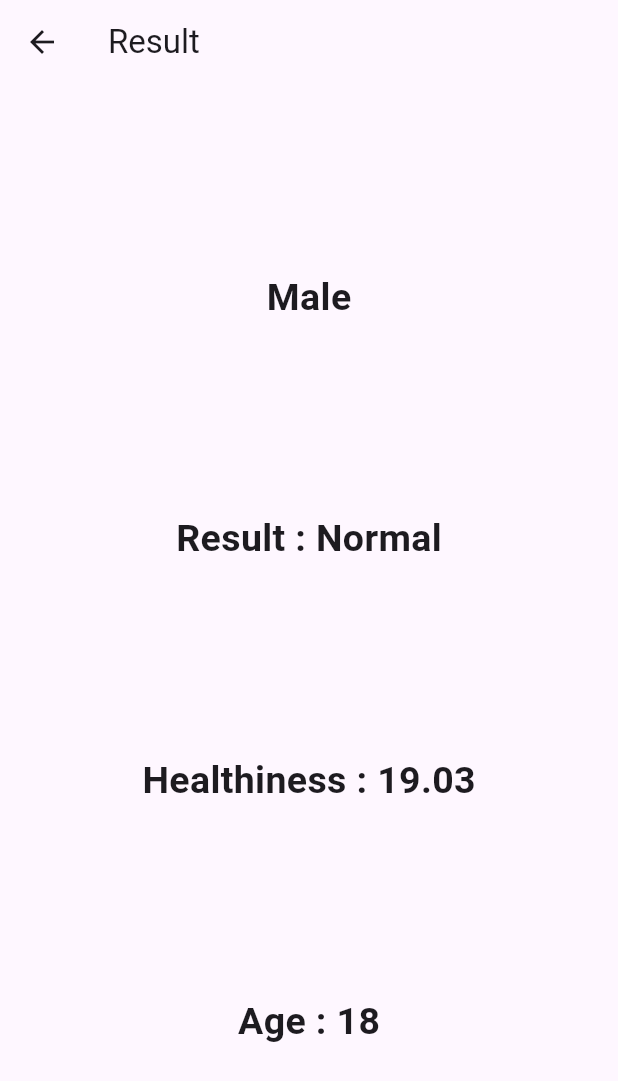
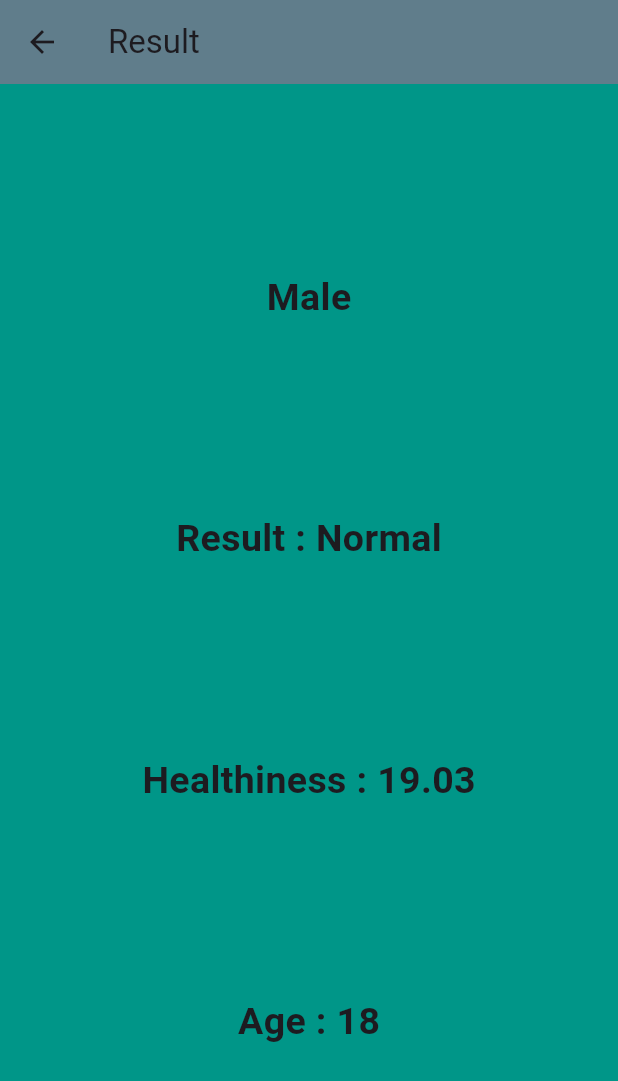
Before and after one commit to ZedoB/BMI_app, a Flutter app: the screen it shows after launch, after a tap on "Calculate", on a phone screen of 412 x 824 dp. Shown: the top 1081 px of the screen. Run offline on Flutter 3.47's test engine with Material 3 defaults, Android fonts, the phone set to English and light mode, and no system bars.

Commit message:
- Make some fixes

```diff
--- a/lib/result.dart
+++ b/lib/result.dart
@@ -9,9 +9,8 @@ class Result extends StatelessWidget {
 
   String get resultPhrase{
     String resultText = '';
-    if(result >= 30) {
-      resultText = 'Obese';
-    } else if(result >= 25 && result < 30) resultText = 'Overweight';
+    if(result >= 30) {resultText = 'Obese';}
+    else if(result >= 25 && result < 30) resultText = 'Overweight';
     else if(result >= 18.5 && result < 25) resultText = 'Normal';
     else resultText = 'Thin';
     return resultText;
@@ -20,7 +19,9 @@ class Result extends StatelessWidget {
   @override
   Widget build(BuildContext context) {
     return Scaffold(
+      backgroundColor: Colors.teal,
       appBar: AppBar(
+        backgroundColor: Colors.blueGrey,
         title: const Text('Result'),
       ),
       body: SafeArea(
```
